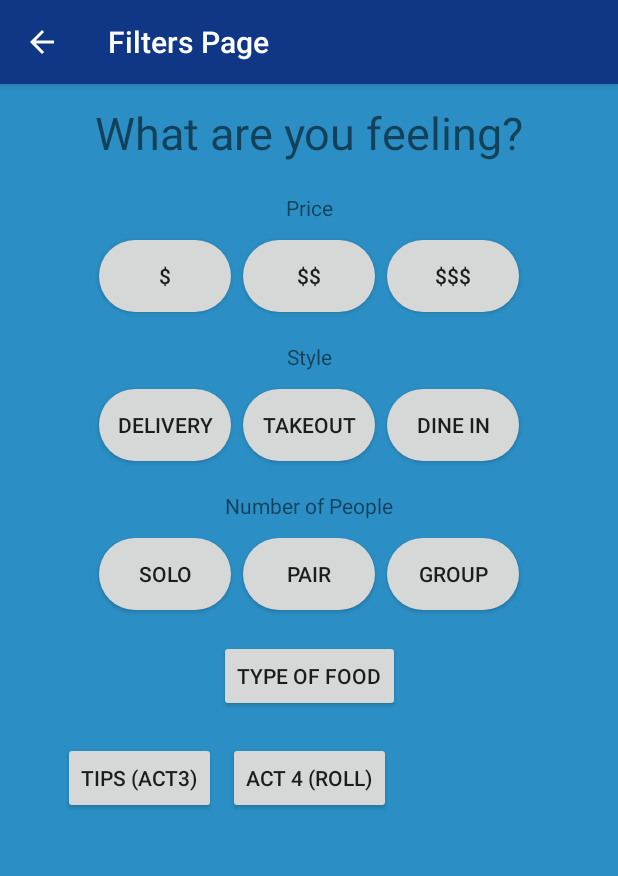
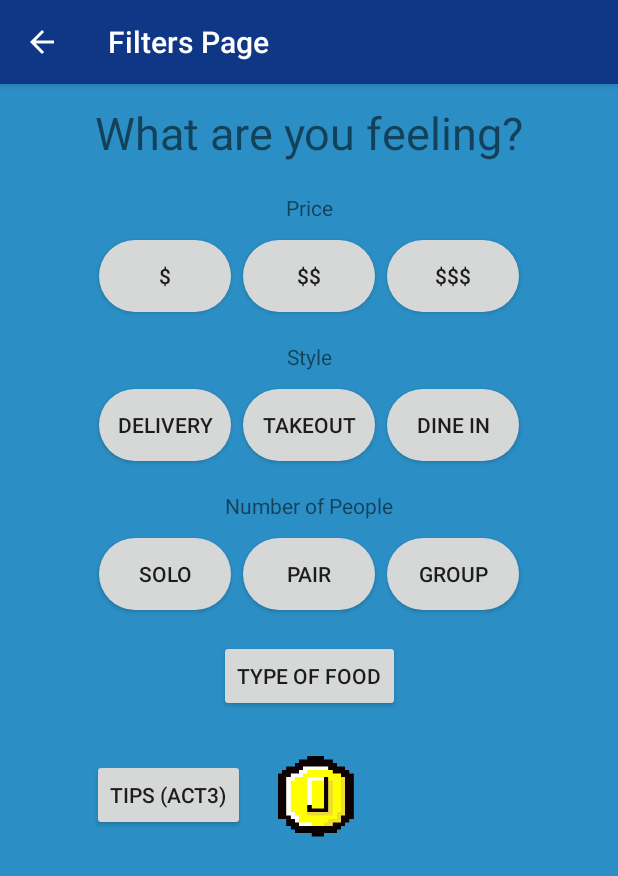
Before and after one commit to fowlerzw/355App, an Android app: the Activity2 screen opened directly, with no data from a screen before it, on a phone screen of 412 x 824 dp. Shown: the top 876 px of the screen. Run offline under Robolectric (Android 15) with nearby library versions, the light colour scheme and no system bars.

Commit message:
Added coin as Roll button

```diff
--- a/app/src/main/res/layout/activity_2.xml
+++ b/app/src/main/res/layout/activity_2.xml
@@ -171,11 +171,11 @@
 
     <Button
         android:id="@+id/button14"
-        android:layout_width="wrap_content"
-        android:layout_height="wrap_content"
+        android:layout_width="70dp"
+        android:layout_height="70dp"
         android:layout_marginTop="20dp"
         android:onClick="openActivity4"
-        android:text="Act 4 (roll)"
+        android:background="@drawable/coin8bit"
         app:layout_constraintEnd_toEndOf="parent"
         app:layout_constraintStart_toStartOf="parent"
         app:layout_constraintTop_toBottomOf="@+id/TypeFoodBtn" />
```
Also changed, not shown: app/src/main/res/drawable/coin8bit.png (added).
